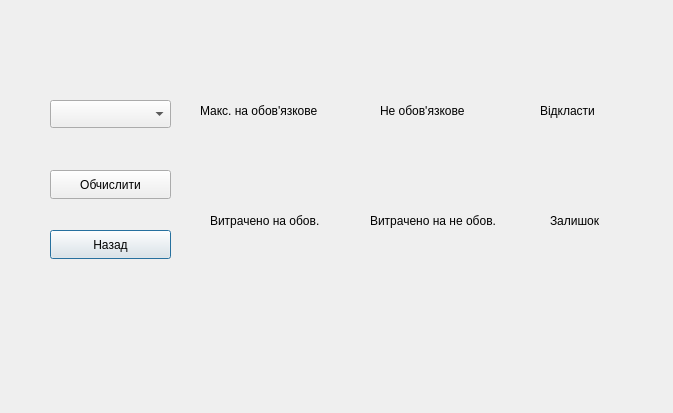
The window that analysisdialog.ui (slauikk/cursovaKhromov) describes before a commit, drawn with Qt 5.
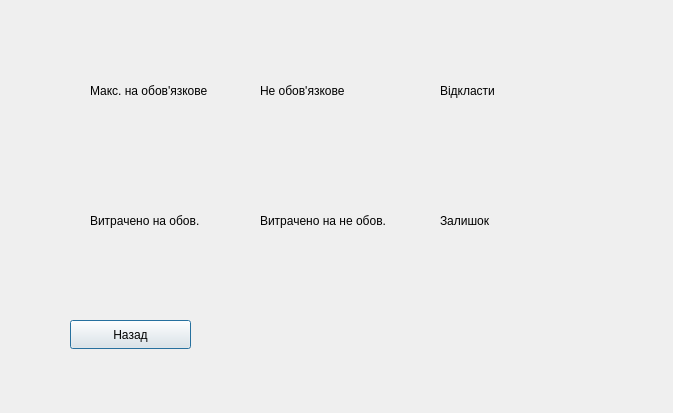
The same window after the commit.

```diff
--- a/analysisdialog.ui
+++ b/analysisdialog.ui
@@ -13,21 +13,11 @@
   <property name="windowTitle">
    <string>Dialog</string>
   </property>
-  <widget class="QComboBox" name="comboBox">
-   <property name="geometry">
-    <rect>
-     <x>50</x>
-     <y>100</y>
-     <width>121</width>
-     <height>28</height>
-    </rect>
-   </property>
-  </widget>
   <widget class="QPushButton" name="pb_cancel">
    <property name="geometry">
     <rect>
-     <x>50</x>
-     <y>230</y>
+     <x>70</x>
+     <y>320</y>
      <width>121</width>
      <height>29</height>
     </rect>
@@ -36,24 +26,11 @@
     <string>Назад</string>
    </property>
   </widget>
-  <widget class="QPushButton" name="pb_calculate">
-   <property name="geometry">
-    <rect>
-     <x>50</x>
-     <y>170</y>
-     <width>121</width>
-     <height>29</height>
-    </rect>
-   </property>
-   <property name="text">
-    <string>Обчислити</string>
-   </property>
-  </widget>
   <widget class="QWidget" name="layoutWidget">
    <property name="geometry">
     <rect>
-     <x>380</x>
-     <y>100</y>
+     <x>260</x>
+     <y>80</y>
      <width>110</width>
      <height>49</height>
     </rect>
@@ -78,8 +55,8 @@
   <widget class="QWidget" name="layoutWidget_2">
    <property name="geometry">
     <rect>
-     <x>540</x>
-     <y>100</y>
+     <x>440</x>
+     <y>80</y>
      <width>68</width>
      <height>49</height>
     </rect>
@@ -104,7 +81,7 @@
   <widget class="QWidget" name="layoutWidget_3">
    <property name="geometry">
     <rect>
-     <x>210</x>
+     <x>90</x>
      <y>210</y>
      <width>141</width>
      <height>49</height>
@@ -130,7 +107,7 @@
   <widget class="QWidget" name="layoutWidget_4">
    <property name="geometry">
     <rect>
-     <x>370</x>
+     <x>260</x>
      <y>210</y>
      <width>161</width>
      <height>49</height>
@@ -156,7 +133,7 @@
   <widget class="QWidget" name="layoutWidget_5">
    <property name="geometry">
     <rect>
-     <x>550</x>
+     <x>440</x>
      <y>210</y>
      <width>65</width>
      <height>49</height>
@@ -179,11 +156,11 @@
     </item>
    </layout>
   </widget>
-  <widget class="QWidget" name="">
+  <widget class="QWidget" name="layoutWidget">
    <property name="geometry">
     <rect>
-     <x>200</x>
-     <y>100</y>
+     <x>90</x>
+     <y>80</y>
      <width>154</width>
      <height>49</height>
     </rect>
```
